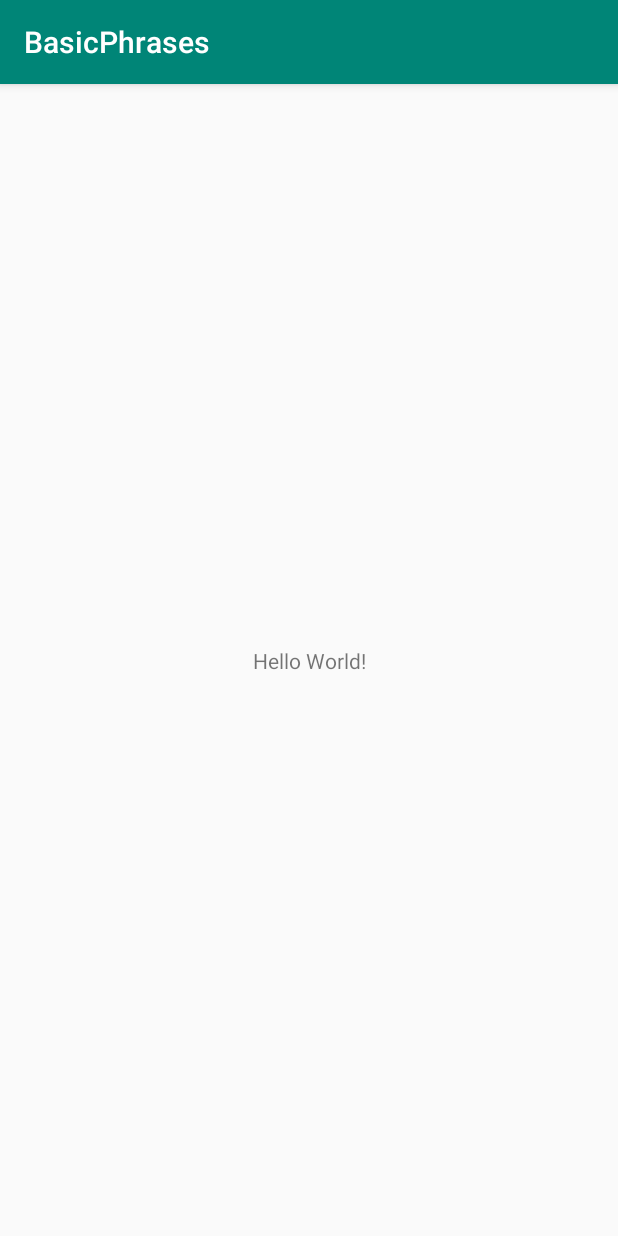
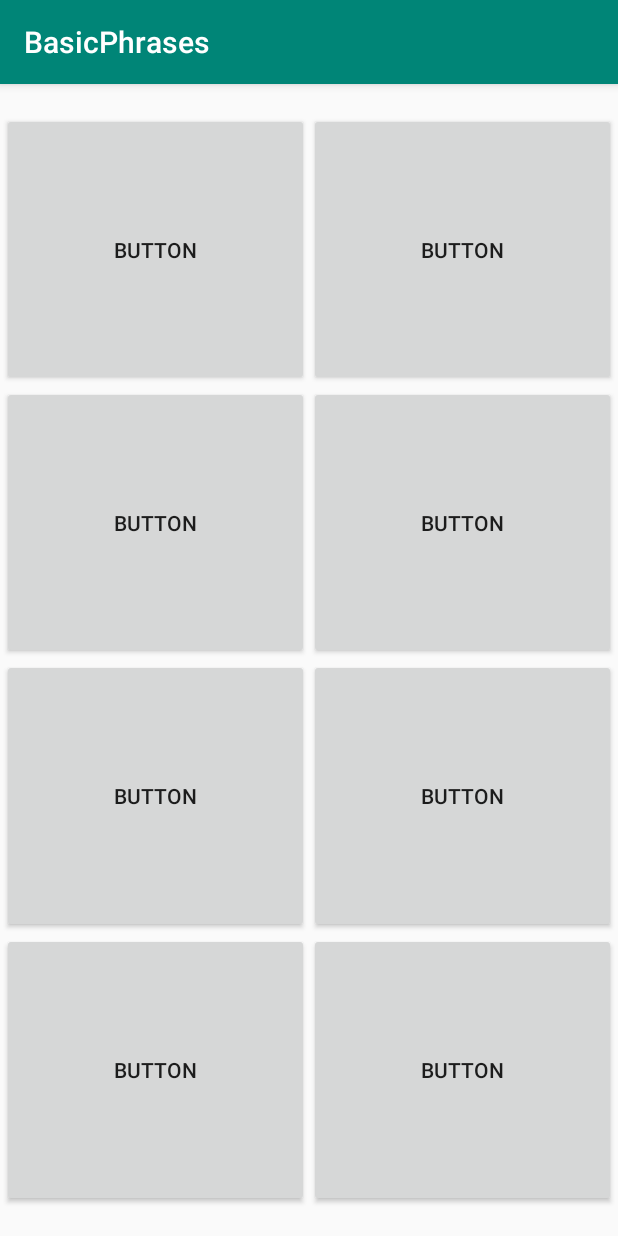
Before and after one commit to kdrioja/BasicPhrases, an Android app: the screen it shows after launch (MainActivity), on a phone screen of 412 x 824 dp. Run offline under Robolectric (Android 15) with nearby library versions, the phone set to English and light mode, and no system bars.

Commit message:
Layout complete

```diff
--- a/app/build.gradle
+++ b/app/build.gradle
@@ -26,4 +26,5 @@ dependencies {
     testImplementation 'junit:junit:4.12'
     androidTestImplementation 'androidx.test.ext:junit:1.1.0'
     androidTestImplementation 'androidx.test.espresso:espresso-core:3.1.1'
+    implementation 'androidx.gridlayout:gridlayout:1.0.0'
 }
--- a/app/src/main/res/layout/activity_main.xml
+++ b/app/src/main/res/layout/activity_main.xml
@@ -6,13 +6,88 @@
     android:layout_height="match_parent"
     tools:context=".MainActivity">
 
-    <TextView
-        android:layout_width="wrap_content"
-        android:layout_height="wrap_content"
-        android:text="Hello World!"
+    <androidx.gridlayout.widget.GridLayout
+        android:layout_width="409dp"
+        android:layout_height="729dp"
+        app:columnCount="2"
         app:layout_constraintBottom_toBottomOf="parent"
-        app:layout_constraintLeft_toLeftOf="parent"
-        app:layout_constraintRight_toRightOf="parent"
-        app:layout_constraintTop_toTopOf="parent" />
+        app:layout_constraintEnd_toEndOf="parent"
+        app:layout_constraintStart_toStartOf="parent"
+        app:layout_constraintTop_toTopOf="parent"
+        app:rowCount="4">
 
+        <Button
+            android:id="@+id/button"
+            android:layout_width="wrap_content"
+            android:layout_height="wrap_content"
+            android:text="Button"
+            app:layout_rowWeight="1"
+            app:layout_columnWeight="1"
+            app:layout_gravity="fill" />
+            //app:layout_column="0"
+            //app:layout_row="0" />
+
+        <Button
+            android:id="@+id/button"
+            android:layout_width="wrap_content"
+            android:layout_height="wrap_content"
+            android:text="Button"
+            app:layout_rowWeight="1"
+            app:layout_columnWeight="1"
+            app:layout_gravity="fill" />
+
+        <Button
+            android:id="@+id/button"
+            android:layout_width="wrap_content"
+            android:layout_height="wrap_content"
+            android:text="Button"
+            app:layout_rowWeight="1"
+            app:layout_columnWeight="1"
+            app:layout_gravity="fill" />
+
+        <Button
+            android:id="@+id/button"
+            android:layout_width="wrap_content"
+            android:layout_height="wrap_content"
+            android:text="Button"
+            app:layout_rowWeight="1"
+            app:layout_columnWeight="1"
+            app:layout_gravity="fill" />
+
+        <Button
+            android:id="@+id/button"
+            android:layout_width="wrap_content"
+            android:layout_height="wrap_content"
+            android:text="Button"
+            app:layout_rowWeight="1"
+            app:layout_columnWeight="1"
+            app:layout_gravity="fill" />
+
+        <Button
+            android:id="@+id/button"
+            android:layout_width="wrap_content"
+            android:layout_height="wrap_content"
+            android:text="Button"
+            app:layout_rowWeight="1"
+            app:layout_columnWeight="1"
+            app:layout_gravity="fill" />
+
+        <Button
+            android:id="@+id/button"
+            android:layout_width="wrap_content"
+            android:layout_height="wrap_content"
+            android:text="Button"
+            app:layout_rowWeight="1"
+            app:layout_columnWeight="1"
+            app:layout_gravity="fill" />
+
+        <Button
+            android:id="@+id/button"
+            android:layout_width="wrap_content"
+            android:layout_height="wrap_content"
+            android:text="Button"
+            app:layout_rowWeight="1"
+            app:layout_columnWeight="1"
+            app:layout_gravity="fill" />
+    </androidx.gridlayout.widget.GridLayout>
 </androidx.constraintlayout.widget.ConstraintLayout>
```
